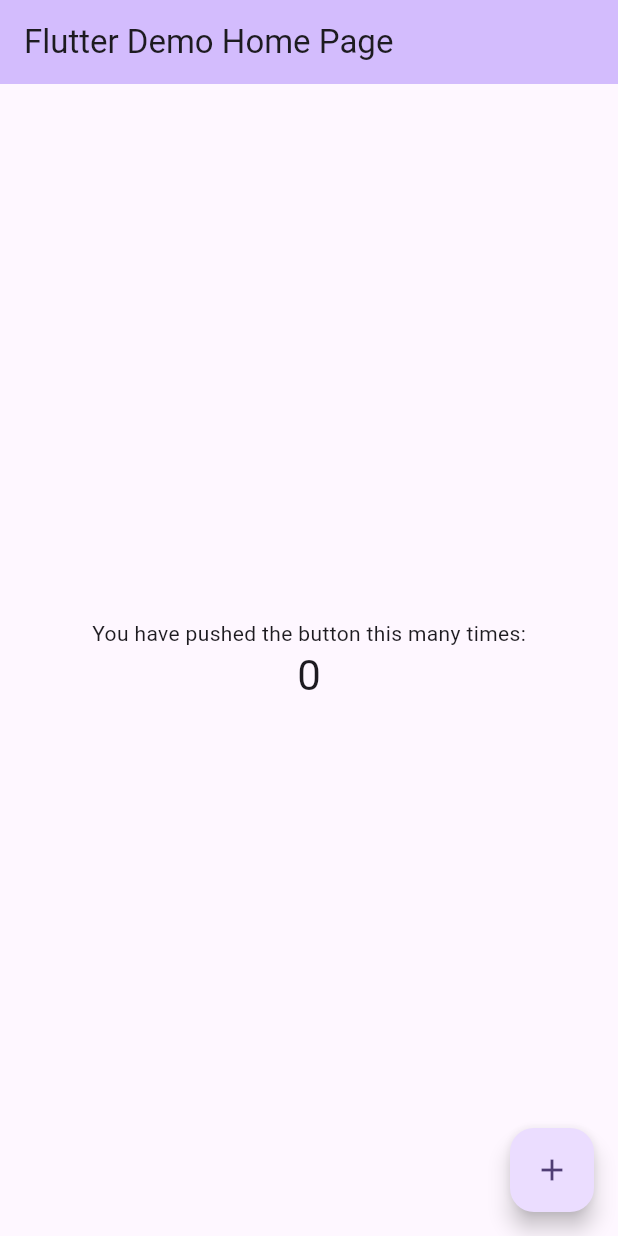
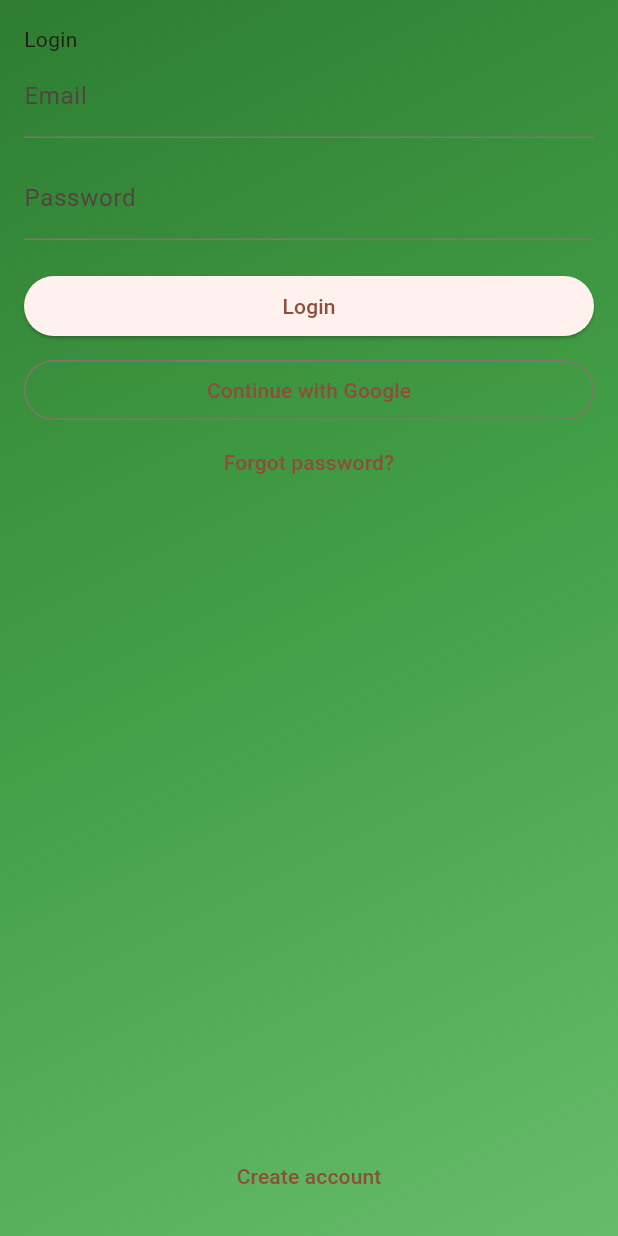
Before and after one commit to DinhQuy23140/cooking-easy-app-flutter, a Flutter app: the screen it shows after launch, on a phone screen of 412 x 824 dp. Run offline on Flutter 3.47's test engine with Material 3 defaults, Android fonts, the light colour scheme and no system bars; accounts and stored records are empty.

Commit message:
feat auth

```diff
--- /dev/null
+++ b/lib/features/auth/data/repositories/mock_auth_repository.dart
@@ -0,0 +1,59 @@
+import '../../domain/entities/auth_user.dart';
+import '../../domain/repositories/auth_repository.dart';
+
+class MockAuthRepository implements AuthRepository {
+  AuthUser? _currentUser;
+
+  @override
+  Future<AuthUser?> getCurrentUser() async {
+    await Future<void>.delayed(const Duration(milliseconds: 300));
+    return _currentUser;
+  }
+
+  @override
+  Future<AuthUser> login({
+    required String email,
+    required String password,
+  }) async {
+    await Future<void>.delayed(const Duration(milliseconds: 450));
+    _currentUser = AuthUser(
+      id: 'user-${email.hashCode}',
+      email: email.trim(),
+      isNewUser: false,
+    );
+    return _currentUser!;
+  }
+
+  @override
+  Future<AuthUser> loginWithGoogle() async {
+    await Future<void>.delayed(const Duration(milliseconds: 450));
+    _currentUser = const AuthUser(
+      id: 'google-user',
+      email: 'google-user@example.com',
+      isNewUser: true,
+    );
+    return _currentUser!;
+  }
+
+  @override
+  Future<AuthUser> register({
+    required String email,
+    required String password,
+  }) async {
+    await Future<void>.delayed(const Duration(milliseconds: 450));
+    _currentUser = AuthUser(
+      id: 'user-${email.hashCode}',
+      email: email.trim(),
+      isNewUser: true,
+    );
+    return _currentUser!;
+  }
+
+  @override
+  Future<void> resetPassword(String email) async {
+    await Future<void>.delayed(const Duration(milliseconds: 300));
+    if (email.trim().isEmpty) {
+      throw Exception('Please enter your email');
+    }
+  }
+}
--- /dev/null
+++ b/lib/features/auth/domain/entities/auth_user.dart
@@ -0,0 +1,11 @@
+class AuthUser {
+  const AuthUser({
+    required this.id,
+    required this.email,
+    required this.isNewUser,
+  });
+
+  final String id;
+  final String email;
+  final bool isNewUser;
+}
--- /dev/null
+++ b/lib/features/auth/domain/repositories/auth_repository.dart
@@ -0,0 +1,19 @@
+import '../entities/auth_user.dart';
+
+abstract class AuthRepository {
+  Future<AuthUser?> getCurrentUser();
+
+  Future<AuthUser> login({
+    required String email,
+    required String password,
+  });
+
+  Future<AuthUser> loginWithGoogle();
+
+  Future<AuthUser> register({
+    required String email,
+    required String password,
+  });
+
+  Future<void> resetPassword(String email);
+}
--- /dev/null
+++ b/lib/features/auth/presentation/auth_app.dart
@@ -0,0 +1,414 @@
+import 'package:flutter/material.dart';
+
+import '../data/repositories/mock_auth_repository.dart';
+import '../domain/repositories/auth_repository.dart';
+
+class AuthApp extends StatefulWidget {
+  const AuthApp({super.key});
+
+  @override
+  State<AuthApp> createState() => _AuthAppState();
+}
+
+class _AuthAppState extends State<AuthApp> {
+  final AuthRepository _repository = MockAuthRepository();
+
+  @override
+  Widget build(BuildContext context) {
+    return MaterialApp(
+      title: 'Cooking Easy - Auth',
+      theme: ThemeData(
+        colorScheme: ColorScheme.fromSeed(seedColor: Colors.deepOrange),
+      ),
+      home: SplashScreen(repository: _repository),
+    );
+  }
+}
+
+class SplashScreen extends StatefulWidget {
+  const SplashScreen({super.key, required this.repository});
+
+  final AuthRepository repository;
+
+  @override
+  State<SplashScreen> createState() => _SplashScreenState();
+}
+
+class _SplashScreenState extends State<SplashScreen> {
+  @override
+  void initState() {
+    super.initState();
+    _checkLoginStatus();
+  }
+
+  Future<void> _checkLoginStatus() async {
+    final user = await widget.repository.getCurrentUser();
+    if (!mounted) return;
+
+    if (user == null) {
+      _go(LoginScreen(repository: widget.repository));
+      return;
+    }
+
+    if (user.isNewUser) {
+      _go(const EnterNamePlaceholderScreen());
+      return;
+    }
+
+    _go(const MainPlaceholderScreen());
+  }
+
+  void _go(Widget next) {
+    Navigator.of(
+      context,
+    ).pushReplacement(MaterialPageRoute<void>(builder: (_) => next));
+  }
+
+  @override
+  Widget build(BuildContext context) {
+    return const Scaffold(
+      body: Center(child: CircularProgressIndicator()),
+    );
+  }
+}
+
+class LoginScreen extends StatefulWidget {
+  const LoginScreen({super.key, required this.repository});
+
+  final AuthRepository repository;
+
+  @override
+  State<LoginScreen> createState() => _LoginScreenState();
+}
+
+class _LoginScreenState extends State<LoginScreen> {
+  final _emailController = TextEditingController();
+  final _passwordController = TextEditingController();
+  bool _loading = false;
+
+  @override
+  void dispose() {
+    _emailController.dispose();
+    _passwordController.dispose();
+    super.dispose();
+  }
+
+  Future<void> _login() async {
+    final email = _emailController.text.trim();
+    final password = _passwordController.text;
+
+    if (!_validateEmail(email) || !_validatePassword(password)) return;
+
+    setState(() => _loading = true);
+    try {
+      final user = await widget.repository.login(email: email, password: password);
+      if (!mounted) return;
+      _go(user.isNewUser ? const EnterNamePlaceholderScreen() : const MainPlaceholderScreen());
+    } catch (e) {
+      _showMessage(e.toString().replaceFirst('Exception: ', ''));
+    } finally {
+      if (mounted) setState(() => _loading = false);
+    }
+  }
+
+  Future<void> _loginWithGoogle() async {
+    setState(() => _loading = true);
+    try {
+      final user = await widget.repository.loginWithGoogle();
+      if (!mounted) return;
+      _go(user.isNewUser ? const EnterNamePlaceholderScreen() : const MainPlaceholderScreen());
+    } catch (e) {
+      _showMessage(e.toString().replaceFirst('Exception: ', ''));
+    } finally {
+      if (mounted) setState(() => _loading = false);
+    }
+  }
+
+  Future<void> _resetPassword() async {
+    try {
+      await widget.repository.resetPassword(_emailController.text.trim());
+      if (!mounted) return;
+      _showMessage('Reset link sent! Please check your email.');
+    } catch (e) {
+      _showMessage(e.toString().replaceFirst('Exception: ', ''));
+    }
+  }
+
+  bool _validateEmail(String email) {
+    final regex = RegExp(r'^[^@\s]+@[^@\s]+\.[^@\s]+$');
+    if (email.isEmpty) {
+      _showMessage('Email is required');
+      return false;
+    }
+    if (!regex.hasMatch(email)) {
+      _showMessage('Invalid email format');
+      return false;
+    }
+    return true;
+  }
+
+  bool _validatePassword(String password) {
+    if (password.isEmpty) {
+      _showMessage('Password is required');
+      return false;
+    }
+    if (password.length < 6) {
+      _showMessage('Password must be at least 6 characters');
+      return false;
+    }
+    return true;
+  }
+
+  void _go(Widget next) {
+    Navigator.of(
+      context,
+    ).pushReplacement(MaterialPageRoute<void>(builder: (_) => next));
+  }
+
+  void _showMessage(String message) {
+    ScaffoldMessenger.of(context).showSnackBar(SnackBar(content: Text(message)));
+  }
+
+  @override
+  Widget build(BuildContext context) {
+    return Scaffold(
+      body: SafeArea(
+        child: Container(
+            decoration: const BoxDecoration(
+                gradient: LinearGradient(
+                    begin: Alignment.topLeft,
+                    end: Alignment.bottomRight,
+                    colors: [
+                      Color(0xFF2E7D32),
+                      Color(0xFF43A047),
+                      Color(0xFF66BB6A),
+                    ]
+                )
+            ),
+          child: Padding(
+            padding: const EdgeInsets.all(16),
+            child: Column(
+              crossAxisAlignment: CrossAxisAlignment.stretch,
+              children: [
+                Text("Login"),
+                TextField(
+                  controller: _emailController,
+                  keyboardType: TextInputType.emailAddress,
+                  decoration: const InputDecoration(labelText: 'Email'),
+                ),
+                const SizedBox(height: 12),
+                TextField(
+                  controller: _passwordController,
+                  obscureText: true,
+                  decoration: const InputDecoration(labelText: 'Password'),
+                ),
+                const SizedBox(height: 20),
+                ElevatedButton(
+                  onPressed: _loading ? null : _login,
+                  child: const Text('Login'),
+                ),
+                const SizedBox(height: 8),
+                OutlinedButton(
+                  onPressed: _loading ? null : _loginWithGoogle,
+                  child: const Text('Continue with Google'),
+                ),
+                TextButton(
+                  onPressed: _loading ? null : _resetPassword,
+                  child: const Text('Forgot password?'),
+                ),
+                const Spacer(),
+                TextButton(
+                  onPressed: _loading
+                      ? null
+                      : () {
+                          Navigator.of(context).push(
+                            MaterialPageRoute<void>(
+                              builder: (_) =>
+                                  RegisterScreen(repository: widget.repository),
+                            ),
+                          );
+                        },
+                  child: const Text('Create account'),
+                ),
+              ],
+            ),
+          ),
+        ),
+      ),
+    );
+  }
+}
+
+class RegisterScreen extends StatefulWidget {
+  const RegisterScreen({super.key, required this.repository});
+
+  final AuthRepository repository;
+
+  @override
+  State<RegisterScreen> createState() => _RegisterScreenState();
+}
+
+class _RegisterScreenState extends State<RegisterScreen> {
+  final _emailController = TextEditingController();
+  final _passwordController = TextEditingController();
+  final _confirmController = TextEditingController();
+  bool _loading = false;
+
+  @override
+  void dispose() {
+    _emailController.dispose();
+    _passwordController.dispose();
+    _confirmController.dispose();
+    super.dispose();
+  }
+
+  Future<void> _register() async {
+    final email = _emailController.text.trim();
+    final password = _passwordController.text;
+    final confirm = _confirmController.text;
+
+    if (!_validate(email: email, password: password, confirmPassword: confirm)) {
+      return;
+    }
+
+    setState(() => _loading = true);
+    try {
+      await widget.repository.register(email: email, password: password);
+      if (!mounted) return;
+      Navigator.of(context).pushReplacement(
+        MaterialPageRoute<void>(builder: (_) => const EnterNamePlaceholderScreen()),
+      );
+    } catch (e) {
+      _showMessage(e.toString().replaceFirst('Exception: ', ''));
+    } finally {
+      if (mounted) setState(() => _loading = false);
+    }
+  }
+
+  Future<void> _registerGoogle() async {
+    setState(() => _loading = true);
+    try {
+      await widget.repository.loginWithGoogle();
+      if (!mounted) return;
+      Navigator.of(context).pushReplacement(
+        MaterialPageRoute<void>(builder: (_) => const EnterNamePlaceholderScreen()),
+      );
+    } catch (e) {
+      _showMessage(e.toString().replaceFirst('Exception: ', ''));
+    } finally {
+      if (mounted) setState(() => _loading = false);
+    }
+  }
+
+  bool _validate({
+    required String email,
+    required String password,
+    required String confirmPassword,
+  }) {
+    final regex = RegExp(r'^[^@\s]+@[^@\s]+\.[^@\s]+$');
+
+    if (email.isEmpty) {
+      _showMessage('Email is required');
+      return false;
+    }
+    if (!regex.hasMatch(email)) {
+      _showMessage('Invalid email format');
+      return false;
+    }
+    if (password.isEmpty) {
+      _showMessage('Password is required');
+      return false;
+    }
+    if (password.length < 6) {
+      _showMessage('Password must be at least 6 characters');
+      return false;
+    }
+    if (confirmPassword.isEmpty) {
+      _showMessage('Please confirm your password');
+      return false;
+    }
+    if (password != confirmPassword) {
+      _showMessage('Passwords do not match');
+      return false;
+    }
+
+    return true;
+  }
+
+  void _showMessage(String message) {
+    ScaffoldMessenger.of(context).showSnackBar(SnackBar(content: Text(message)));
+  }
+
+  @override
+  Widget build(BuildContext context) {
+    return Scaffold(
+      appBar: AppBar(title: const Text('Register')),
+      body: Padding(
+        padding: const EdgeInsets.all(16),
+        child: Column(
+          crossAxisAlignment: CrossAxisAlignment.stretch,
+          children: [
+            TextField(
+              controller: _emailController,
+              keyboardType: TextInputType.emailAddress,
+              decoration: const InputDecoration(labelText: 'Email'),
+            ),
+            const SizedBox(height: 12),
+            TextField(
+              controller: _passwordController,
+              obscureText: true,
+              decoration: const InputDecoration(labelText: 'Password'),
+            ),
+            const SizedBox(height: 12),
+            TextField(
+              controller: _confirmController,
+              obscureText: true,
+              decoration: const InputDecoration(labelText: 'Confirm password'),
+            ),
+            const SizedBox(height: 20),
+            ElevatedButton(
+              onPressed: _loading ? null : _register,
+              child: const Text('Register'),
+            ),
+            const SizedBox(height: 8),
+            OutlinedButton(
+              onPressed: _loading ? null : _registerGoogle,
+              child: const Text('Sign up with Google'),
+            ),
+            const Spacer(),
+            TextButton(
+              onPressed: _loading
+                  ? null
+                  : () => Navigator.of(context).pop(),
+              child: const Text('Already have an account? Login'),
+            ),
+          ],
+        ),
+      ),
+    );
+  }
+}
+
+class EnterNamePlaceholderScreen extends StatelessWidget {
+  const EnterNamePlaceholderScreen({super.key});
+
+  @override
+  Widget build(BuildContext context) {
+    return Scaffold(
+      appBar: AppBar(title: const Text('Enter Name')),
+      body: const Center(child: Text('TODO: EnterName screen')),
+    );
+  }
+}
+
+class MainPlaceholderScreen extends StatelessWidget {
+  const MainPlaceholderScreen({super.key});
+
+  @override
+  Widget build(BuildContext context) {
+    return Scaffold(
+      appBar: AppBar(title: const Text('Main')),
+      body: const Center(child: Text('TODO: Main screen')),
+    );
+  }
+}
--- a/lib/main.dart
+++ b/lib/main.dart
@@ -1,92 +1,7 @@
-import 'package:flutter/material.dart';
-import 'game.dart';
+import 'package:flutter/cupertino.dart';
+
+import 'features/auth/presentation/auth_app.dart';
 
 void main() {
-  runApp(const MyApp());
+  runApp(const AuthApp());
 }
-
-class MyApp extends StatelessWidget {
-  const MyApp({super.key});
-
-  // This widget is the root of your application.
-  @override
-  Widget build(BuildContext context) {
-    return MaterialApp(
-      title: 'Flutter Demo',
-      theme: ThemeData(
-        // This is the theme of your application.
-        //
-        // TRY THIS: Try running your application with "flutter run". You'll see
-        // the application has a purple toolbar. Then, without quitting the app,
-        // try changing the seedColor in the colorScheme below to Colors.green
-        // and then invoke "hot reload" (save your changes or press the "hot
-        // reload" button in a Flutter-supported IDE, or press "r" if you used
-        // the command line to start the app).
-        //
-        // Notice that the counter didn't reset back to zero; the application
-        // state is not lost during the reload. To reset the state, use hot
-        // restart instead.
-        //
-        // This works for code too, not just values: Most code changes can be
-        // tested with just a hot reload.
-        colorScheme: .fromSeed(seedColor: Colors.deepPurple),
-      ),
-      home: const MyHomePage(title: 'Flutter Demo Home Page'),
-    );
-  }
-}
-
-class MyHomePage extends StatefulWidget {
-  const MyHomePage({super.key, required this.title});
-
-  // This widget is the home page of your application. It is stateful, meaning
-  // that it has a State object (defined below) that contains fields that affect
-  // how it looks.
-
-  // This class is the configuration for the state. It holds the values (in this
-  // case the title) provided by the parent (in this case the App widget) and
-  // used by the build method of the State. Fields in a Widget subclass are
-  // always marked "final".
-
-  final String title;
-
-  @override
-  State<MyHomePage> createState() => _MyHomePageState();
-}
-
-class _MyHomePageState extends State<MyHomePage> {
-  int _counter = 0;
-
-  void _incrementCounter() {
-    setState(() {
-      _counter++;
-    });
-  }
-
-  @override
-  Widget build(BuildContext context) {
-    return Scaffold(
-      appBar: AppBar(
-        backgroundColor: Theme.of(context).colorScheme.inversePrimary,
-        title: Text(widget.title),
-      ),
-      body: Center(
-        child: Column(
-          mainAxisAlignment: .center,
-          children: [
-            const Text('You have pushed the button this many times:'),
-            Text(
-              '$_counter',
-              style: Theme.of(context).textTheme.headlineMedium,
-            ),
-          ],
-        ),
-      ),
-      floatingActionButton: FloatingActionButton(
-        onPressed: _incrementCounter,
-        tooltip: 'Increment',
-        child: const Icon(Icons.add),
-      ),
-    );
-  }
-}
```
